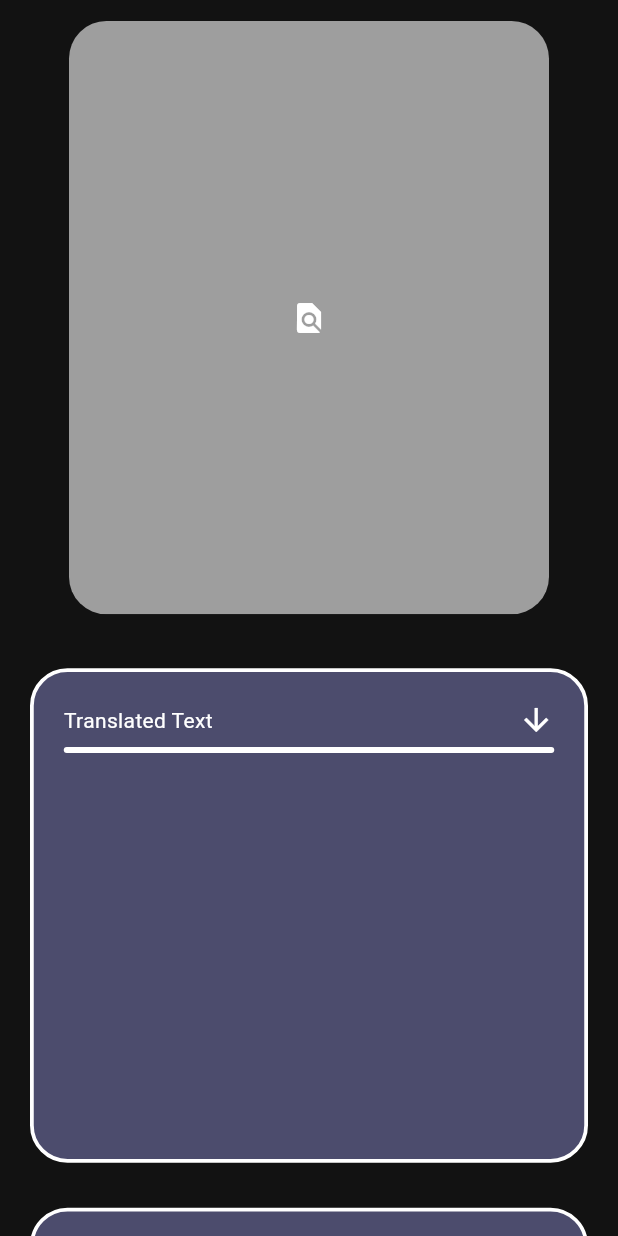
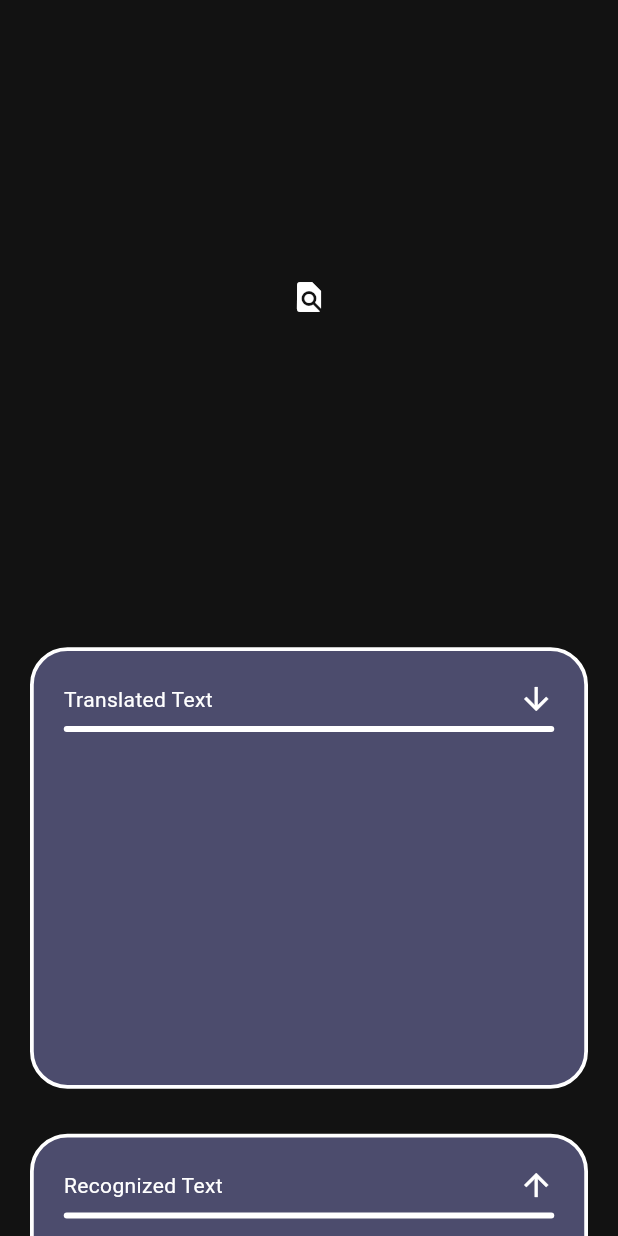
Before and after one commit to Rokel15/skripsi_gunadarma_aplikasi_translator, a Flutter app: the CameraAndGalleryTranslatedScreen screen opened by its route, after a tap on the "arrow downward" icon, on a phone screen of 412 x 824 dp. Run offline on Flutter 3.47's test engine with Material 3 defaults, Android fonts, the phone set to English and light mode, and no system bars; our stand-ins replace camera, google_fonts, image_picker; missing offline and left inert: google_mlkit_text_recognition, google_mlkit_translation; statements that could not run were skipped.

Commit message:
update dari msi

```diff
--- a/lib/main.dart
+++ b/lib/main.dart
@@ -6,6 +6,7 @@ import 'package:skripsi_aplikasi_translator/screens/camera_and_gallery_translate
 import 'package:skripsi_aplikasi_translator/screens/lc_translated_look1_screen.dart';
 import 'package:skripsi_aplikasi_translator/screens/lc_translated_look2_screen.dart';
 import 'package:skripsi_aplikasi_translator/screens/recognizing_screen.dart';
+import 'package:skripsi_aplikasi_translator/screens/translate_input_text_screen.dart';
 import 'package:skripsi_aplikasi_translator/screens/user_written_translated_screen.dart';
 
 late List<CameraDescription> cameras;
@@ -40,7 +41,7 @@ class SkripsiAplikasiTranslator extends StatelessWidget {
           "/lc translated look1 screen" : (BuildContext context) => const LcTranslatedLook1Screen(),
           "/lc translated look2 screen" : (BuildContext context) => const LcTranslatedLook2Screen(),
           "/image translated screen" : (BuildContext context) =>  CameraAndGalleryTranslatedScreen(),
-          "/user written translated screen" : (BuildContext context) => const UserWrittenScreen(),
+          "/translate input text screen" : (BuildContext context) => const TranslateInputTextScreen(),
         },
       ),
     );
--- a/lib/providers/translate_provider.dart
+++ b/lib/providers/translate_provider.dart
@@ -47,7 +47,6 @@ class TranslateProvider extends ChangeNotifier{
     notifyListeners();
   }
 
-
   //TODO RecognizingScreen
   String _recognizing = "Recognizing...";
   io.File? image;
@@ -70,6 +69,34 @@ class TranslateProvider extends ChangeNotifier{
   bool isRussianDownloaded = false;
   bool isFrenchDownloaded = false;
   dynamic onDeviceTranslator;
+  final String _headerRecognizedText = "Recognized Text";
+  final String _headerTranslatedText = "Translated Text";
+  String textIsRecognized = "";
+  String textIsTranslated = "";
+
+  List<String> get charLanguages{
+    return [..._charLanguages];
+  }
+
+  Icon get galleryIcon{
+    return const Icon(Icons.image);
+  }
+
+  Icon get cameraIcon{
+    return const Icon(Icons.camera);
+  }
+
+  Icon get inputTextIcon{
+    return const Icon(Icons.edit);
+  }
+
+  String get headerRecognizedText{
+    return _headerRecognizedText;
+  }
+
+  String get headerTranslatedText{
+    return _headerTranslatedText;
+  }
 
   String get recognizing{
     return _recognizing;
@@ -81,10 +108,6 @@ class TranslateProvider extends ChangeNotifier{
 
   String get selectCharLanguage{
     return _selecChartLanguage;
-  }
-
-  List<String> get charLanguages{
-    return [..._charLanguages];
   }
 
   imageFromGallery() async{
@@ -214,8 +237,8 @@ class TranslateProvider extends ChangeNotifier{
   Future translateText(String text)async{
     // await checkAndDownloadModel();
     if(isEnglishDownloaded && isIndonesianDownloaded){
-      final String response = await onDeviceTranslator.translateText(text);
-      final String response2 = await OnDeviceTranslator(sourceLanguage: TranslateLanguage.chinese, targetLanguage: TranslateLanguage.indonesian).translateText(text);
+      // final String response = await onDeviceTranslator.translateText(text);
+      final String response = await OnDeviceTranslator(sourceLanguage: TranslateLanguage.english, targetLanguage: TranslateLanguage.indonesian).translateText(text);
       textIsTranslated = response;
       notifyListeners();
     }
@@ -229,6 +252,11 @@ class TranslateProvider extends ChangeNotifier{
     notifyListeners();
   }
 
+  goToInputTextAndTranslate(BuildContext context) async{
+    Navigator.pushNamed(context, "/translate input text screen");
+    notifyListeners();
+  }
+
   void goToLcTranslated({required BuildContext context}){
     Navigator.pushNamed(context, "/lc translated look1 screen");
     notifyListeners();
@@ -236,6 +264,15 @@ class TranslateProvider extends ChangeNotifier{
 
   //TODO CameraAndGalleryTranslatedScreen
   bool _translatedIsBelow = true;
+
+  Icon get arrowDownwardIcon{
+    return const Icon(Icons.arrow_downward);
+  }
+
+  Icon get arrowUpwardIcon{
+    return const Icon(Icons.arrow_upward);
+  }
+
   bool get translatedIsBelow{
     return _translatedIsBelow;
   }
@@ -261,33 +298,12 @@ class TranslateProvider extends ChangeNotifier{
 
   Future backToRecognizingScreen(BuildContext context) async{
     await emptyData();
+    // Navigator.pushNamedAndRemoveUntil(context, "/recognizing screen", (route) => false);
+    Navigator.popAndPushNamed(context, "/recognizing screen");
     notifyListeners();
-    Navigator.pushNamedAndRemoveUntil(context, "/recognizing screen", (route) => false);
   }
 
-  Icon get arrowDownwardIcon{
-    return const Icon(Icons.arrow_downward);
-  }
-
-  Icon get arrowUpwardIcon{
-    return const Icon(Icons.arrow_upward);
-  }
-
-  final String _headerRecognizedText = "Recognized Text";
-  String get headerRecognizedText{
-   return _headerRecognizedText;
-  }
-
-  String textIsRecognized = "";
-
-  final String _headerTranslatedText = "Translated Text";
-  String get headerTranslatedText{
-    return _headerTranslatedText;
-  }
-
-  String textIsTranslated = "";
-
-  //TODO UserWrittenTranslatedScreen
+  //TODO TranslateInputTextScreen
   String inputLabel = "input";
   String translateLabel = "translate";
   TextEditingController inputTextController = TextEditingController();
--- a/lib/screens/camera_and_gallery_translated_screen.dart
+++ b/lib/screens/camera_and_gallery_translated_screen.dart
@@ -1,4 +1,3 @@
-import 'dart:ui';
 import 'package:flutter/material.dart';
 import 'package:provider/provider.dart';
 import 'package:skripsi_aplikasi_translator/providers/translate_provider.dart';
@@ -32,18 +31,12 @@ class _CameraAndGalleryTranslatedScreenState extends State<CameraAndGalleryTrans
             ),
             body: ListView(
               children: [
-                const SizedBox(height: 14,),
-
-                ClipRRect(
-                  borderRadius: BorderRadius.circular(25),
-                  child: Container(
-                    width: double.infinity,
-                    height: MediaQuery.of(context).size.height*4.8/10,
-                    margin: EdgeInsets.symmetric(horizontal: 46),
-                    decoration: BoxDecoration(
-                      color: Colors.grey,
-                      borderRadius: BorderRadius.circular(25),
-                    ),
+                Container(
+                  width: double.infinity,
+                  height: MediaQuery.of(context).size.height*4.8/10,
+                  margin: EdgeInsets.symmetric(horizontal: 46),
+                  child: ClipRRect(
+                    borderRadius: BorderRadius.circular(24),
                     child: translateProvider.image!=null?
                     Image.file(
                       translateProvider.image!,
--- a/lib/screens/recognizing_screen.dart
+++ b/lib/screens/recognizing_screen.dart
@@ -1,6 +1,9 @@
 import 'package:camera/camera.dart';
 import 'package:flutter/material.dart';
 import 'package:provider/provider.dart';
+import 'package:skripsi_aplikasi_translator/widgets/recognizing_screen/input_image_from_camera.dart';
+import 'package:skripsi_aplikasi_translator/widgets/recognizing_screen/input_image_from_gallery.dart';
+import 'package:skripsi_aplikasi_translator/widgets/recognizing_screen/input_text_by_user.dart';
 import '../main.dart';
 import '../providers/translate_provider.dart';
 
@@ -20,7 +23,7 @@ class _RecognizingScreenState extends State<RecognizingScreen> {
 
     // Provider.of<TranslateProvider>(context, listen: false).checkAndDownloadModel();
 
-    cameraController = CameraController(cameras[0], ResolutionPreset.high);
+    cameraController = CameraController(cameras[0], ResolutionPreset.max);
     cameraController.initialize().then((_) {
       if (!mounted) {
         return;
@@ -81,23 +84,28 @@ class _RecognizingScreenState extends State<RecognizingScreen> {
                           child: Row(
                             mainAxisAlignment: MainAxisAlignment.spaceEvenly,
                             children: [
-                              GestureDetector(
-                                child: const Icon(Icons.image),
-                                onTap: () async{
+
+                              InputImageFromGallery(
+                                icon: translateProvider.galleryIcon,
+                                onTapIcon: () async{
                                   await translateProvider.imageFromGallery();
                                   translateProvider.recognizeTextAndTranslate(context);
                                 },
                               ),
-                              GestureDetector(
-                                child: Icon(Icons.camera_alt),
-                                onTap: () async{
+
+                              InputImageFromCamera(
+                                icon: translateProvider.cameraIcon,
+                                onTapIcon: () async{
                                   await translateProvider.imageFromCamera();
                                   translateProvider.recognizeTextAndTranslate(context);
                                 },
                               ),
-                              GestureDetector(
-                                child: const Icon(Icons.edit),
-                                onTap: (){},
+
+                              InputTextByUser(
+                                icon: translateProvider.inputTextIcon,
+                                onTapIcon: () async{
+                                  await translateProvider.goToInputTextAndTranslate;
+                                },
                               )
                             ],
                           ),
--- a/lib/widgets/camera_and_gallery_translated_screen/text_is_recognized.dart
+++ b/lib/widgets/camera_and_gallery_translated_screen/text_is_recognized.dart
@@ -22,7 +22,7 @@ class TextIsRecognized extends StatelessWidget {
   Widget build(BuildContext context) {
     return Container(
       width: double.infinity,
-      height: MediaQuery.of(context).size.height/2.5,
+      height: MediaQuery.of(context).size.height/2.8,
       margin: EdgeInsets.symmetric(horizontal: 20),
       padding: EdgeInsets.all(20),
       decoration: BoxDecoration(
--- a/lib/widgets/camera_and_gallery_translated_screen/text_is_translated.dart
+++ b/lib/widgets/camera_and_gallery_translated_screen/text_is_translated.dart
@@ -21,7 +21,7 @@ class TextIsTranslated extends StatelessWidget {
   Widget build(BuildContext context) {
     return Container(
       width: double.infinity,
-      height: MediaQuery.of(context).size.height/2.5,
+      height: MediaQuery.of(context).size.height/2.8,
       margin: EdgeInsets.symmetric(horizontal: 20),
       padding: EdgeInsets.all(20),
       decoration: BoxDecoration(
```
Also changed, not shown: lib/screens/translate_input_text_screen.dart (+53 -0 lines), lib/widgets/recognizing_screen/input_image_from_camera.dart (added, +20 -0 lines), lib/widgets/recognizing_screen/input_image_from_gallery.dart (added, +19 -0 lines), lib/widgets/recognizing_screen/input_text_by_user.dart (added, +22 -0 lines), 1 other file.
